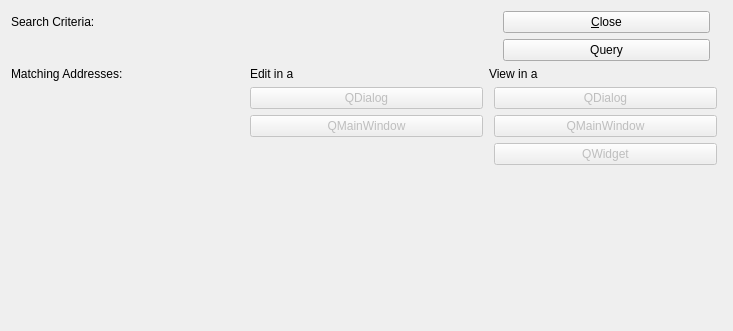
First picture: the form in sample_scripts/trunk/resources/client/uiforms/addressQBE.ui, repository WooodHead/xtuple, before the edit.
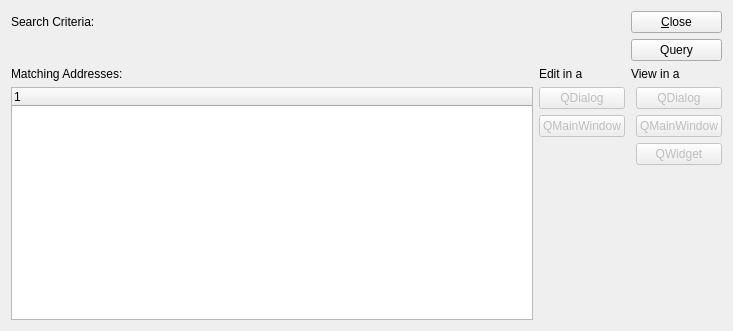
Second picture: the form after the edit. Custom widgets are drawn as their Qt base class.

Patch:
```diff
--- a/sample_scripts/trunk/resources/client/uiforms/addressQBE.ui
+++ b/sample_scripts/trunk/resources/client/uiforms/addressQBE.ui
@@ -20,14 +20,8 @@
      </property>
     </widget>
    </item>
-   <item rowspan="2" row="0" column="2" >
-    <layout class="QVBoxLayout" name="verticalLayout" >
-     <property name="leftMargin" >
-      <number>14</number>
-     </property>
-     <property name="rightMargin" >
-      <number>12</number>
-     </property>
+   <item row="0" column="2" rowspan="2">
+    <layout class="QVBoxLayout" name="verticalLayout">
      <item>
       <widget class="QPushButton" name="_close" >
        <property name="text" >
@@ -63,8 +57,8 @@
    <item row="1" column="0" colspan="2" >
     <widget class="AddressCluster" name="_searchMe" />
    </item>
-   <item row="3" column="0" >
-    <widget class="XTreeWidget" name="_found" />
+   <item row="3" column="0">
+    <widget class="XTreeWidget" name="_found"/>
    </item>
    <item row="3" column="1" >
     <layout class="QVBoxLayout" name="verticalLayout_2" >
@@ -110,12 +104,9 @@
      </property>
     </widget>
    </item>
-   <item row="3" column="2" >
-    <layout class="QVBoxLayout" name="verticalLayout_3" >
-     <property name="leftMargin" >
-      <number>5</number>
-     </property>
-     <property name="rightMargin" >
+   <item row="3" column="2">
+    <layout class="QVBoxLayout" name="verticalLayout_3">
+     <property name="leftMargin">
       <number>5</number>
      </property>
      <item>
@@ -182,12 +173,12 @@
  <customwidgets>
   <customwidget>
    <class>AddressCluster</class>
-   <extends></extends>
+   <extends>QWidget</extends>
    <header>addresscluster.h</header>
   </customwidget>
   <customwidget>
    <class>XTreeWidget</class>
-   <extends></extends>
+   <extends>QTreeWidget</extends>
    <header>xtreewidget.h</header>
   </customwidget>
  </customwidgets>
```
Left out of the diff: 132 changed lines with no effect on the pictures.
